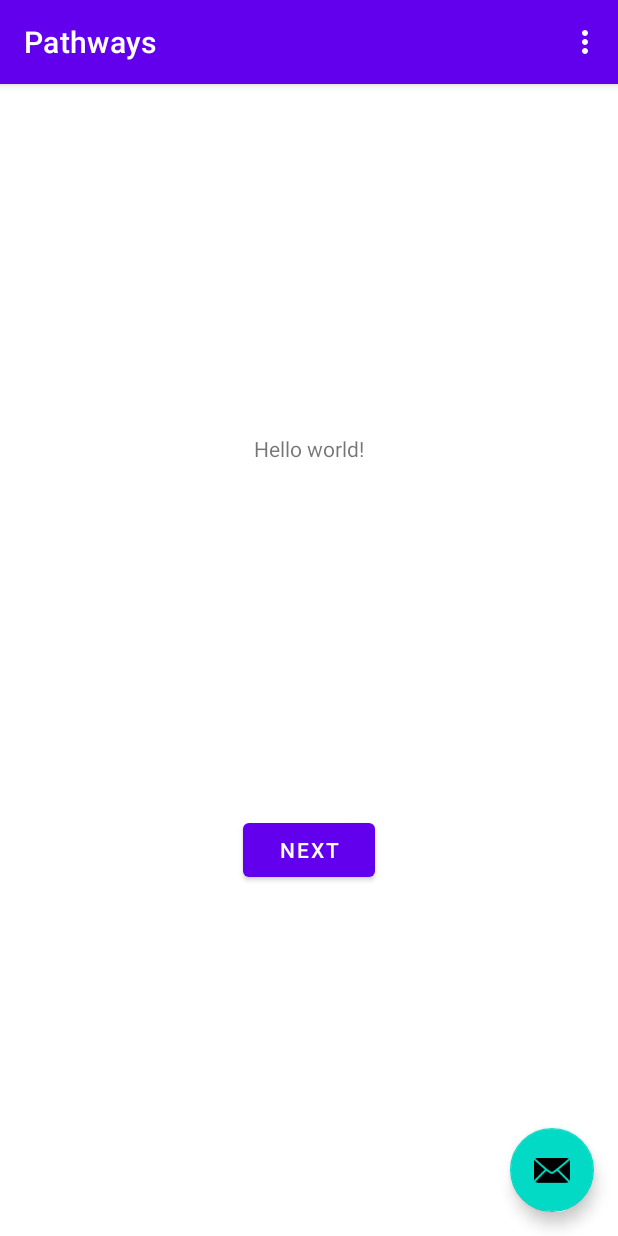
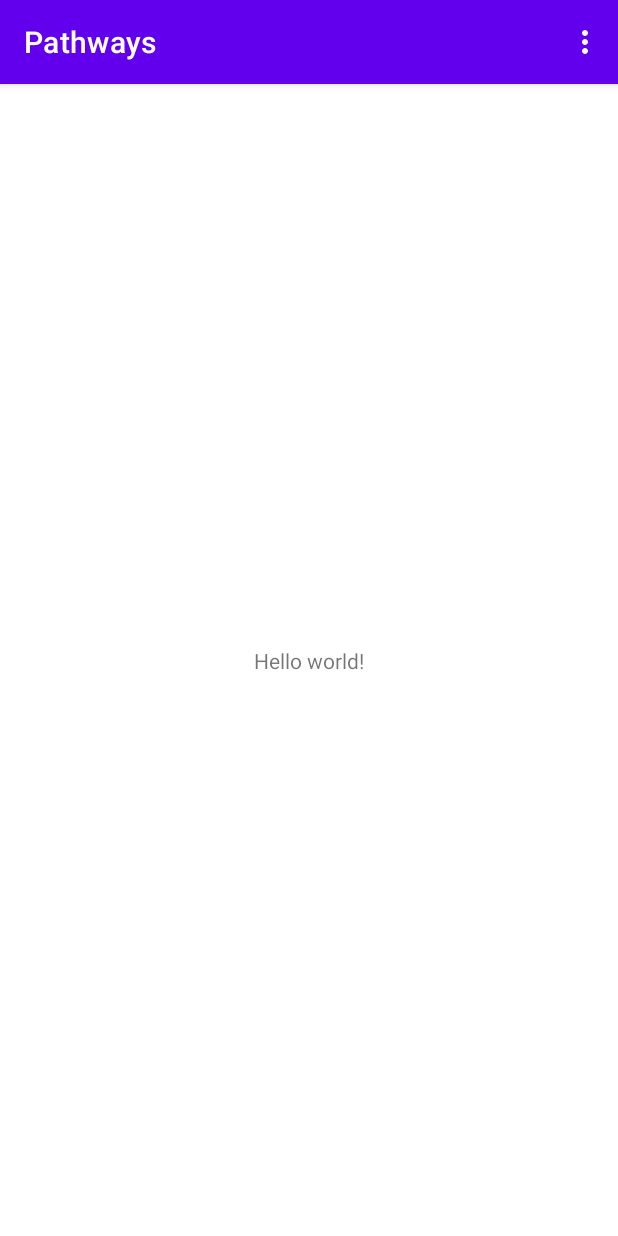
Before and after one commit to kaeaton/agile_workgroup, an Android app: the screen it shows after launch (MainActivity), on a phone screen of 412 x 824 dp. Run offline under Robolectric (Android 15) with nearby library versions, the phone set to English and light mode, and no system bars.

Commit message:
Squashed commit of the following:
commit 6a531d4e91fa5b2ad5740afc4b0c2d112b1ac0fb
Author: Barbara Roney <broney@mills.edu>
Date:   Fri Oct 15 17:27:38 2021 -0700

    mob next [ci-skip] [ci skip] [skip ci]

commit 9982adc625055401d091e44401484166c7737e5e
Author: Ren <bcorr@mills.edu>
Date:   Fri Oct 15 17:15:32 2021 -0700

    mob next [ci-skip] [ci skip] [skip ci]

commit a0c2cde46c7f6052d9a3b6cf3f2cca45d1fe7792
Author: Natalie <natdavis@mills.edu>
Date:   Fri Oct 15 17:05:08 2021 -0700

    mob next [ci-skip] [ci skip] [skip ci]

Co-authored-by: Ren <bcorr@mills.edu>
Co-authored-by: Natalie <natdavis@mills.edu>

remove button

```diff
--- a/Pathways/app/src/main/java/com/example/pathways/FirstFragment.kt
+++ b/Pathways/app/src/main/java/com/example/pathways/FirstFragment.kt
@@ -23,9 +23,5 @@ class FirstFragment : Fragment() {
 
     override fun onViewCreated(view: View, savedInstanceState: Bundle?) {
         super.onViewCreated(view, savedInstanceState)
-
-        view.findViewById<Button>(R.id.button_first).setOnClickListener {
-            findNavController().navigate(R.id.action_FirstFragment_to_SecondFragment)
-        }
     }
 }
--- a/Pathways/app/src/main/java/com/example/pathways/MainActivity.kt
+++ b/Pathways/app/src/main/java/com/example/pathways/MainActivity.kt
@@ -14,10 +14,7 @@ class MainActivity : AppCompatActivity() {
         setContentView(R.layout.activity_main)
         setSupportActionBar(findViewById(R.id.toolbar))
 
-        findViewById<FloatingActionButton>(R.id.fab).setOnClickListener { view ->
-            Snackbar.make(view, "Replace with your own action", Snackbar.LENGTH_LONG)
-                    .setAction("Action", null).show()
-        }
+
     }
 
     override fun onCreateOptionsMenu(menu: Menu): Boolean {
--- a/Pathways/app/src/main/res/layout/activity_main.xml
+++ b/Pathways/app/src/main/res/layout/activity_main.xml
@@ -22,12 +22,4 @@
 
     <include layout="@layout/content_main" />
 
-    <com.google.android.material.floatingactionbutton.FloatingActionButton
-        android:id="@+id/fab"
-        android:layout_width="wrap_content"
-        android:layout_height="wrap_content"
-        android:layout_gravity="bottom|end"
-        android:layout_margin="@dimen/fab_margin"
-        app:srcCompat="@android:drawable/ic_dialog_email" />
-
 </androidx.coordinatorlayout.widget.CoordinatorLayout>
--- a/Pathways/app/src/main/res/layout/fragment_first.xml
+++ b/Pathways/app/src/main/res/layout/fragment_first.xml
@@ -11,18 +11,9 @@
         android:layout_width="wrap_content"
         android:layout_height="wrap_content"
         android:text="@string/hello_first_fragment"
-        app:layout_constraintBottom_toTopOf="@id/button_first"
+        app:layout_constraintBottom_toBottomOf="parent"
         app:layout_constraintEnd_toEndOf="parent"
         app:layout_constraintStart_toStartOf="parent"
         app:layout_constraintTop_toTopOf="parent" />
 
-    <Button
-        android:id="@+id/button_first"
-        android:layout_width="wrap_content"
-        android:layout_height="wrap_content"
-        android:text="@string/next"
-        app:layout_constraintBottom_toBottomOf="parent"
-        app:layout_constraintEnd_toEndOf="parent"
-        app:layout_constraintStart_toStartOf="parent"
-        app:layout_constraintTop_toBottomOf="@id/textview_first" />
 </androidx.constraintlayout.widget.ConstraintLayout>
--- a/Pathways/app/src/main/res/navigation/nav_graph.xml
+++ b/Pathways/app/src/main/res/navigation/nav_graph.xml
@@ -10,19 +10,5 @@
         android:name="com.example.pathways.FirstFragment"
         android:label="@string/first_fragment_label"
         tools:layout="@layout/fragment_first">
-
-        <action
-            android:id="@+id/action_FirstFragment_to_SecondFragment"
-            app:destination="@id/SecondFragment" />
-    </fragment>
-    <fragment
-        android:id="@+id/SecondFragment"
-        android:name="com.example.pathways.SecondFragment"
-        android:label="@string/second_fragment_label"
-        tools:layout="@layout/fragment_second">
-
-        <action
-            android:id="@+id/action_SecondFragment_to_FirstFragment"
-            app:destination="@id/FirstFragment" />
     </fragment>
 </navigation>
```
Also changed, not shown: Pathways/app/src/main/java/com/example/pathways/SecondFragment.kt (deleted, +0 -31 lines), Pathways/app/src/main/res/layout/fragment_second.xml (deleted, +0 -27 lines).
